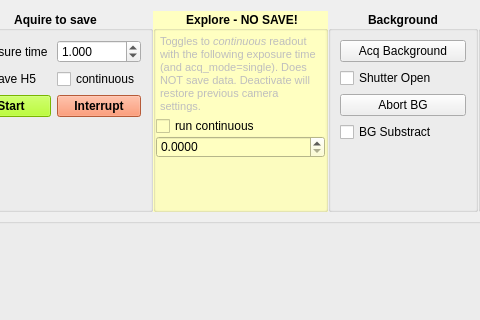
The window that andor_ccd_readout.ui (ScopeFoundry/HW_andor_camera) describes before a commit, drawn with Qt 5; both pictures show x 212 to 692 and y 0 to 320 of the 867 by 564 pixel window.
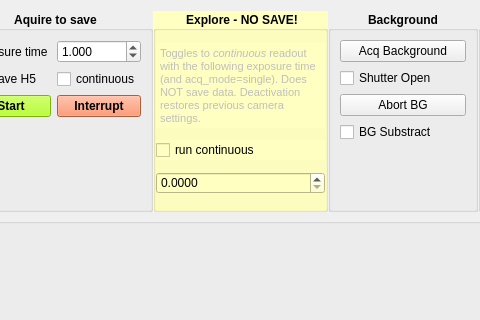
The same window after the commit.

Commit message: [andor_ccd_readout] excluded an unexpected behavior when switching back from explore to normal mode.

Patch:
```diff
--- a/andor_ccd_readout.ui
+++ b/andor_ccd_readout.ui
@@ -851,7 +851,7 @@
 &lt;html&gt;&lt;head&gt;&lt;meta name=&quot;qrichtext&quot; content=&quot;1&quot; /&gt;&lt;style type=&quot;text/css&quot;&gt;
 p, li { white-space: pre-wrap; }
 &lt;/style&gt;&lt;/head&gt;&lt;body style=&quot; font-family:'MS Shell Dlg 2'; font-size:8.25pt; font-weight:400; font-style:normal;&quot;&gt;
-&lt;p style=&quot; margin-top:0px; margin-bottom:0px; margin-left:0px; margin-right:0px; -qt-block-indent:0; text-indent:0px;&quot;&gt;&lt;span style=&quot; font-size:8pt;&quot;&gt;Toggles to &lt;/span&gt;&lt;span style=&quot; font-size:8pt; font-style:italic;&quot;&gt;continuous&lt;/span&gt;&lt;span style=&quot; font-size:8pt;&quot;&gt; readout with the following exposure time (and acq_mode=single). Does NOT save data. Deactivate will restore previous camera settings. &lt;/span&gt;&lt;/p&gt;&lt;/body&gt;&lt;/html&gt;</string>
+&lt;p style=&quot; margin-top:0px; margin-bottom:0px; margin-left:0px; margin-right:0px; -qt-block-indent:0; text-indent:0px;&quot;&gt;&lt;span style=&quot; font-size:8pt;&quot;&gt;Toggles to &lt;/span&gt;&lt;span style=&quot; font-size:8pt; font-style:italic;&quot;&gt;continuous&lt;/span&gt;&lt;span style=&quot; font-size:8pt;&quot;&gt; readout with the following exposure time (and acq_mode=single). Does NOT save data. Deactivation restores previous camera settings. &lt;/span&gt;&lt;/p&gt;&lt;/body&gt;&lt;/html&gt;</string>
            </property>
           </widget>
          </item>
@@ -881,19 +881,6 @@
            </property>
           </widget>
          </item>
-         <item>
-          <spacer name="verticalSpacer_4">
-           <property name="orientation">
-            <enum>Qt::Vertical</enum>
-           </property>
-           <property name="sizeHint" stdset="0">
-            <size>
-             <width>20</width>
-             <height>40</height>
-            </size>
-           </property>
-          </spacer>
-         </item>
         </layout>
        </widget>
       </item>
```
The commit also changes 1 other file.
